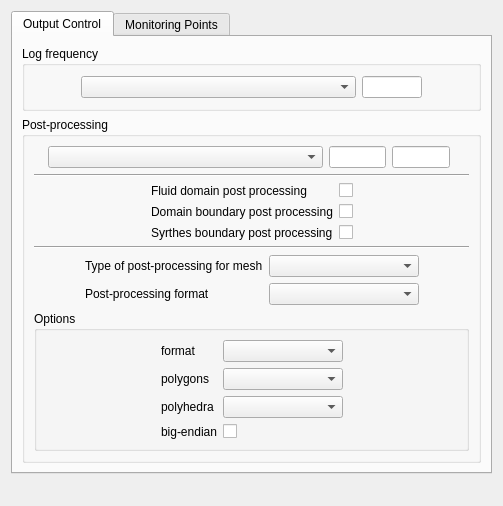
The window that gui/Pages/OutputControlForm.ui (code-saturne/code_saturne) describes before a commit, drawn with Qt 5.
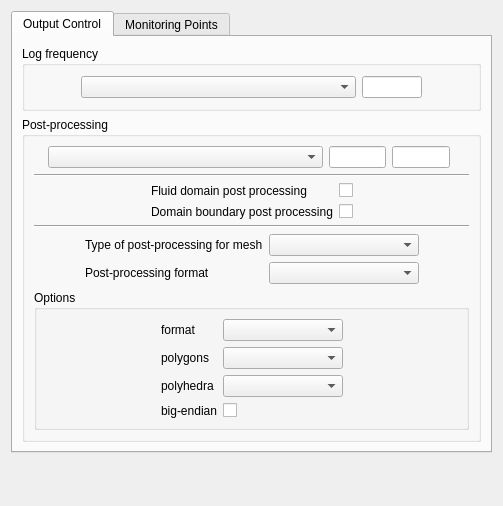
The same window after the commit.

Commit message: Make activation of SYRTHES postprocessing coupling-instance specific.

Patch:
```diff
--- a/gui/Pages/OutputControlForm.ui
+++ b/gui/Pages/OutputControlForm.ui
@@ -246,26 +246,6 @@
                 </property>
                </widget>
               </item>
-              <item row="2" column="0" >
-               <widget class="QLabel" name="labelICHRSY" >
-                <property name="toolTip" >
-                 <string>Code_Saturne key word: ICHRSY</string>
-                </property>
-                <property name="text" >
-                 <string>Syrthes boundary post processing</string>
-                </property>
-               </widget>
-              </item>
-              <item row="2" column="1" >
-               <widget class="QCheckBox" name="checkBoxICHRSY" >
-                <property name="toolTip" >
-                 <string>Code_Saturne key word: ICHRSY</string>
-                </property>
-                <property name="text" >
-                 <string/>
-                </property>
-               </widget>
-              </item>
              </layout>
             </item>
             <item>
```
The commit also changes 26 other files.
